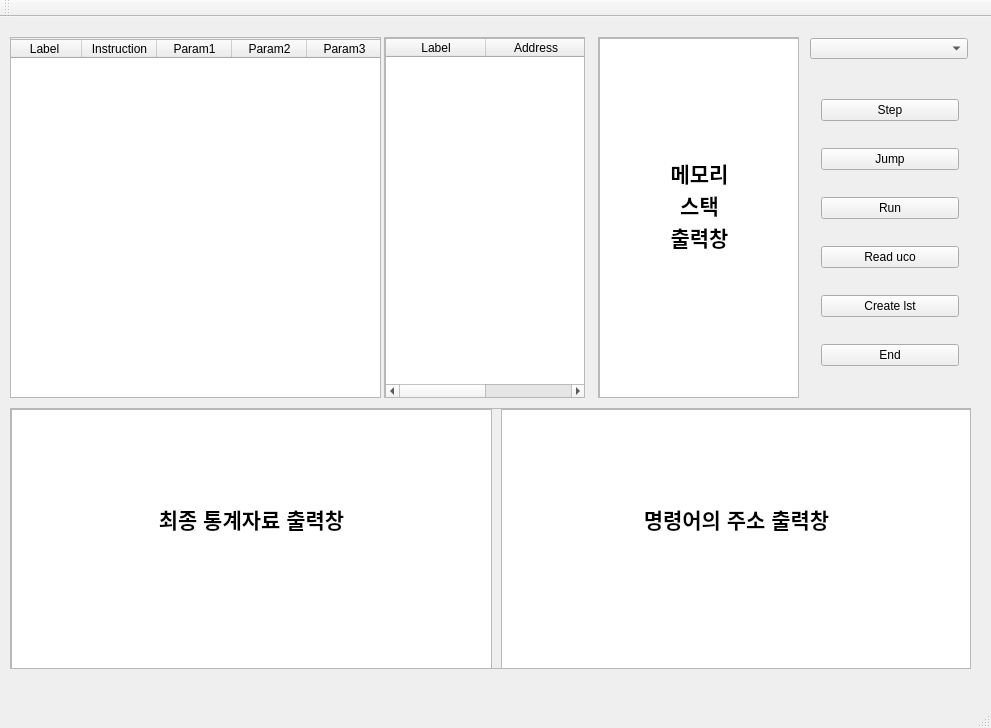
Qt form UCodeInterpreter/UCodeInterpreter.ui (joohyeson/UCodeInterpreter) before a commit.
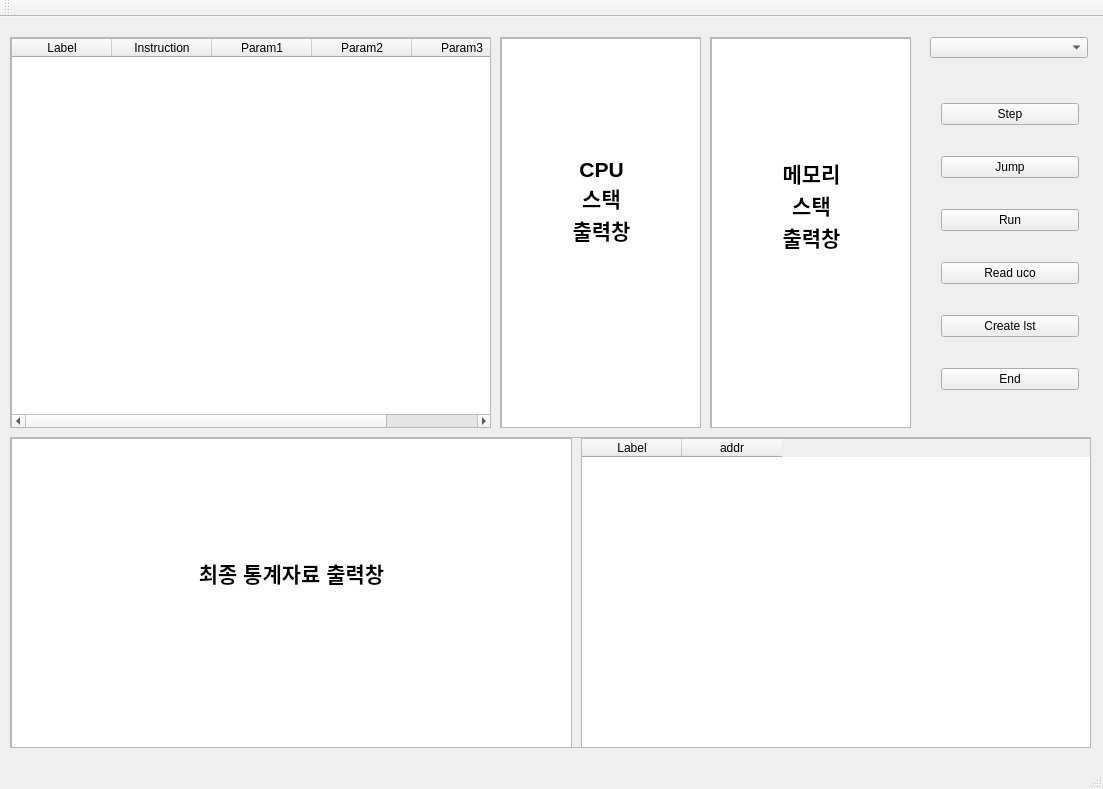
The same form after that commit.

Commit message: #Commit04 ui 부분 수정 - Label과 Addr 출력 부분을 CPU 스택 출력에서 명령어 주소 출력 부분으로 옮김 각 tableWidget의 table에 대한 크기 조정

Diff of the .ui file:
```diff
--- a/UCodeInterpreter/UCodeInterpreter.ui
+++ b/UCodeInterpreter/UCodeInterpreter.ui
@@ -6,8 +6,8 @@
    <rect>
     <x>0</x>
     <y>0</y>
-    <width>991</width>
-    <height>728</height>
+    <width>1103</width>
+    <height>789</height>
    </rect>
   </property>
   <property name="windowTitle">
@@ -18,9 +18,9 @@
     <property name="geometry">
      <rect>
       <x>10</x>
-      <y>391</y>
-      <width>961</width>
-      <height>261</height>
+      <y>420</y>
+      <width>1081</width>
+      <height>311</height>
      </rect>
     </property>
     <property name="widgetResizable">
@@ -31,8 +31,8 @@
       <rect>
        <x>0</x>
        <y>0</y>
-       <width>959</width>
-       <height>259</height>
+       <width>1079</width>
+       <height>309</height>
       </rect>
      </property>
      <widget class="QTextEdit" name="textEdit_4">
@@ -40,42 +40,48 @@
        <rect>
         <x>0</x>
         <y>0</y>
-        <width>481</width>
-        <height>261</height>
+        <width>561</width>
+        <height>311</height>
        </rect>
       </property>
       <property name="html">
        <string>&lt;!DOCTYPE HTML PUBLIC &quot;-//W3C//DTD HTML 4.0//EN&quot; &quot;http://www.w3.org/TR/REC-html40/strict.dtd&quot;&gt;
 &lt;html&gt;&lt;head&gt;&lt;meta name=&quot;qrichtext&quot; content=&quot;1&quot; /&gt;&lt;style type=&quot;text/css&quot;&gt;
 p, li { white-space: pre-wrap; }
-&lt;/style&gt;&lt;/head&gt;&lt;body style=&quot; font-family:'Gulim'; font-size:6pt; font-weight:400; font-style:normal;&quot;&gt;
-&lt;p align=&quot;center&quot; style=&quot;-qt-paragraph-type:empty; margin-top:0px; margin-bottom:0px; margin-left:0px; margin-right:0px; -qt-block-indent:0; text-indent:0px; font-size:9pt;&quot;&gt;&lt;br /&gt;&lt;/p&gt;
+&lt;/style&gt;&lt;/head&gt;&lt;body style=&quot; font-family:'Gulim'; font-size:9pt; font-weight:400; font-style:normal;&quot;&gt;
+&lt;p align=&quot;center&quot; style=&quot;-qt-paragraph-type:empty; margin-top:0px; margin-bottom:0px; margin-left:0px; margin-right:0px; -qt-block-indent:0; text-indent:0px;&quot;&gt;&lt;br /&gt;&lt;/p&gt;
+&lt;p align=&quot;center&quot; style=&quot;-qt-paragraph-type:empty; margin-top:0px; margin-bottom:0px; margin-left:0px; margin-right:0px; -qt-block-indent:0; text-indent:0px; font-size:16pt; font-weight:600;&quot;&gt;&lt;br /&gt;&lt;/p&gt;
 &lt;p align=&quot;center&quot; style=&quot;-qt-paragraph-type:empty; margin-top:0px; margin-bottom:0px; margin-left:0px; margin-right:0px; -qt-block-indent:0; text-indent:0px; font-size:16pt; font-weight:600;&quot;&gt;&lt;br /&gt;&lt;/p&gt;
 &lt;p align=&quot;center&quot; style=&quot;-qt-paragraph-type:empty; margin-top:0px; margin-bottom:0px; margin-left:0px; margin-right:0px; -qt-block-indent:0; text-indent:0px; font-size:16pt; font-weight:600;&quot;&gt;&lt;br /&gt;&lt;/p&gt;
 &lt;p align=&quot;center&quot; style=&quot;-qt-paragraph-type:empty; margin-top:0px; margin-bottom:0px; margin-left:0px; margin-right:0px; -qt-block-indent:0; text-indent:0px; font-size:16pt; font-weight:600;&quot;&gt;&lt;br /&gt;&lt;/p&gt;
 &lt;p align=&quot;center&quot; style=&quot; margin-top:0px; margin-bottom:0px; margin-left:0px; margin-right:0px; -qt-block-indent:0; text-indent:0px;&quot;&gt;&lt;span style=&quot; font-size:16pt; font-weight:600;&quot;&gt;최종 통계자료 출력창&lt;/span&gt;&lt;/p&gt;&lt;/body&gt;&lt;/html&gt;</string>
       </property>
      </widget>
-     <widget class="QTextEdit" name="textEdit_5">
+     <widget class="QTableWidget" name="tableWidget_2">
       <property name="geometry">
        <rect>
-        <x>490</x>
+        <x>570</x>
         <y>0</y>
-        <width>471</width>
-        <height>261</height>
+        <width>511</width>
+        <height>311</height>
        </rect>
       </property>
-      <property name="html">
-       <string>&lt;!DOCTYPE HTML PUBLIC &quot;-//W3C//DTD HTML 4.0//EN&quot; &quot;http://www.w3.org/TR/REC-html40/strict.dtd&quot;&gt;
-&lt;html&gt;&lt;head&gt;&lt;meta name=&quot;qrichtext&quot; content=&quot;1&quot; /&gt;&lt;style type=&quot;text/css&quot;&gt;
-p, li { white-space: pre-wrap; }
-&lt;/style&gt;&lt;/head&gt;&lt;body style=&quot; font-family:'Gulim'; font-size:6pt; font-weight:400; font-style:normal;&quot;&gt;
-&lt;p align=&quot;center&quot; style=&quot;-qt-paragraph-type:empty; margin-top:0px; margin-bottom:0px; margin-left:0px; margin-right:0px; -qt-block-indent:0; text-indent:0px; font-size:9pt;&quot;&gt;&lt;br /&gt;&lt;/p&gt;
-&lt;p align=&quot;center&quot; style=&quot;-qt-paragraph-type:empty; margin-top:0px; margin-bottom:0px; margin-left:0px; margin-right:0px; -qt-block-indent:0; text-indent:0px; font-size:16pt;&quot;&gt;&lt;br /&gt;&lt;/p&gt;
-&lt;p align=&quot;center&quot; style=&quot;-qt-paragraph-type:empty; margin-top:0px; margin-bottom:0px; margin-left:0px; margin-right:0px; -qt-block-indent:0; text-indent:0px; font-size:16pt;&quot;&gt;&lt;br /&gt;&lt;/p&gt;
-&lt;p align=&quot;center&quot; style=&quot;-qt-paragraph-type:empty; margin-top:0px; margin-bottom:0px; margin-left:0px; margin-right:0px; -qt-block-indent:0; text-indent:0px; font-size:16pt;&quot;&gt;&lt;br /&gt;&lt;/p&gt;
-&lt;p align=&quot;center&quot; style=&quot; margin-top:0px; margin-bottom:0px; margin-left:0px; margin-right:0px; -qt-block-indent:0; text-indent:0px;&quot;&gt;&lt;span style=&quot; font-size:16pt; font-weight:600;&quot;&gt;명령어의 주소 출력창&lt;/span&gt;&lt;/p&gt;&lt;/body&gt;&lt;/html&gt;</string>
+      <property name="sizeAdjustPolicy">
+       <enum>QAbstractScrollArea::AdjustToContents</enum>
       </property>
+      <attribute name="horizontalHeaderCascadingSectionResizes">
+       <bool>true</bool>
+      </attribute>
+      <column>
+       <property name="text">
+        <string>Label</string>
+       </property>
+      </column>
+      <column>
+       <property name="text">
+        <string>addr</string>
+       </property>
+      </column>
      </widget>
     </widget>
    </widget>
@@ -84,8 +90,8 @@
      <rect>
       <x>10</x>
       <y>20</y>
-      <width>371</width>
-      <height>361</height>
+      <width>481</width>
+      <height>391</height>
      </rect>
     </property>
     <property name="widgetResizable">
@@ -96,77 +102,28 @@
       <rect>
        <x>0</x>
        <y>0</y>
-       <width>369</width>
-       <height>359</height>
+       <width>479</width>
+       <height>389</height>
       </rect>
      </property>
      <widget class="QTableWidget" name="tableWidget">
       <property name="geometry">
        <rect>
-        <x>-5</x>
-        <y>1</y>
-        <width>381</width>
-        <height>361</height>
+        <x>0</x>
+        <y>0</y>
+        <width>481</width>
+        <height>391</height>
        </rect>
       </property>
-      <property name="sizePolicy">
-       <sizepolicy hsizetype="Maximum" vsizetype="Maximum">
-        <horstretch>0</horstretch>
-        <verstretch>0</verstretch>
-       </sizepolicy>
-      </property>
-      <property name="maximumSize">
-       <size>
-        <width>381</width>
-        <height>16777215</height>
-       </size>
-      </property>
-      <property name="horizontalScrollBarPolicy">
-       <enum>Qt::ScrollBarAlwaysOff</enum>
-      </property>
-      <property name="sizeAdjustPolicy">
-       <enum>QAbstractScrollArea::AdjustToContents</enum>
-      </property>
-      <property name="autoScroll">
-       <bool>true</bool>
-      </property>
-      <property name="verticalScrollMode">
-       <enum>QAbstractItemView::ScrollPerItem</enum>
-      </property>
-      <property name="horizontalScrollMode">
-       <enum>QAbstractItemView::ScrollPerItem</enum>
-      </property>
-      <attribute name="horizontalHeaderVisible">
-       <bool>true</bool>
-      </attribute>
-      <attribute name="horizontalHeaderCascadingSectionResizes">
-       <bool>false</bool>
-      </attribute>
-      <attribute name="horizontalHeaderMinimumSectionSize">
-       <number>10</number>
-      </attribute>
-      <attribute name="horizontalHeaderDefaultSectionSize">
-       <number>75</number>
-      </attribute>
-      <attribute name="horizontalHeaderHighlightSections">
-       <bool>true</bool>
-      </attribute>
-      <attribute name="horizontalHeaderShowSortIndicator" stdset="0">
-       <bool>false</bool>
-      </attribute>
-      <attribute name="horizontalHeaderStretchLastSection">
-       <bool>false</bool>
-      </attribute>
-      <attribute name="verticalHeaderVisible">
-       <bool>false</bool>
-      </attribute>
-      <attribute name="verticalHeaderStretchLastSection">
-       <bool>false</bool>
-      </attribute>
       <column>
        <property name="text">
         <string>Label</string>
        </property>
+       <property name="font">
+        <font>
+         <stylestrategy>PreferDefault</stylestrategy>
+        </font>
+       </property>
       </column>
       <column>
        <property name="text">
@@ -194,10 +151,10 @@
    <widget class="QScrollArea" name="scrollArea_3">
     <property name="geometry">
      <rect>
-      <x>598</x>
+      <x>710</x>
       <y>20</y>
       <width>201</width>
-      <height>361</height>
+      <height>391</height>
      </rect>
     </property>
     <property name="widgetResizable">
@@ -209,7 +166,7 @@
        <x>0</x>
        <y>0</y>
        <width>199</width>
-       <height>359</height>
+       <height>389</height>
       </rect>
      </property>
      <widget class="QTextEdit" name="textEdit_3">
@@ -218,15 +175,15 @@
         <x>0</x>
         <y>0</y>
         <width>201</width>
-        <height>361</height>
+        <height>391</height>
        </rect>
       </property>
       <property name="html">
        <string>&lt;!DOCTYPE HTML PUBLIC &quot;-//W3C//DTD HTML 4.0//EN&quot; &quot;http://www.w3.org/TR/REC-html40/strict.dtd&quot;&gt;
 &lt;html&gt;&lt;head&gt;&lt;meta name=&quot;qrichtext&quot; content=&quot;1&quot; /&gt;&lt;style type=&quot;text/css&quot;&gt;
 p, li { white-space: pre-wrap; }
-&lt;/style&gt;&lt;/head&gt;&lt;body style=&quot; font-family:'Gulim'; font-size:6pt; font-weight:400; font-style:normal;&quot;&gt;
-&lt;p align=&quot;center&quot; style=&quot;-qt-paragraph-type:empty; margin-top:0px; margin-bottom:0px; margin-left:0px; margin-right:0px; -qt-block-indent:0; text-indent:0px; font-size:9pt;&quot;&gt;&lt;br /&gt;&lt;/p&gt;
+&lt;/style&gt;&lt;/head&gt;&lt;body style=&quot; font-family:'Gulim'; font-size:9pt; font-weight:400; font-style:normal;&quot;&gt;
+&lt;p align=&quot;center&quot; style=&quot;-qt-paragraph-type:empty; margin-top:0px; margin-bottom:0px; margin-left:0px; margin-right:0px; -qt-block-indent:0; text-indent:0px;&quot;&gt;&lt;br /&gt;&lt;/p&gt;
 &lt;p align=&quot;center&quot; style=&quot;-qt-paragraph-type:empty; margin-top:0px; margin-bottom:0px; margin-left:0px; margin-right:0px; -qt-block-indent:0; text-indent:0px; font-size:16pt;&quot;&gt;&lt;br /&gt;&lt;/p&gt;
 &lt;p align=&quot;center&quot; style=&quot;-qt-paragraph-type:empty; margin-top:0px; margin-bottom:0px; margin-left:0px; margin-right:0px; -qt-block-indent:0; text-indent:0px; font-size:16pt;&quot;&gt;&lt;br /&gt;&lt;/p&gt;
 &lt;p align=&quot;center&quot; style=&quot;-qt-paragraph-type:empty; margin-top:0px; margin-bottom:0px; margin-left:0px; margin-right:0px; -qt-block-indent:0; text-indent:0px; font-size:16pt;&quot;&gt;&lt;br /&gt;&lt;/p&gt;
@@ -241,10 +198,10 @@
    <widget class="QWidget" name="verticalLayoutWidget">
     <property name="geometry">
      <rect>
-      <x>810</x>
+      <x>930</x>
       <y>50</y>
       <width>160</width>
-      <height>331</height>
+      <height>361</height>
      </rect>
     </property>
     <layout class="QVBoxLayout" name="verticalLayout">
@@ -295,10 +252,10 @@
    <widget class="QScrollArea" name="scrollArea_2">
     <property name="geometry">
      <rect>
-      <x>384</x>
+      <x>500</x>
       <y>20</y>
       <width>201</width>
-      <height>361</height>
+      <height>391</height>
      </rect>
     </property>
     <property name="widgetResizable">
@@ -310,42 +267,40 @@
        <x>0</x>
        <y>0</y>
        <width>199</width>
-       <height>359</height>
+       <height>389</height>
       </rect>
      </property>
-     <widget class="QTableWidget" name="tableWidget_2">
+     <widget class="QTextEdit" name="textEdit">
       <property name="geometry">
        <rect>
         <x>0</x>
         <y>0</y>
         <width>201</width>
-        <height>361</height>
+        <height>391</height>
        </rect>
       </property>
-      <property name="sizeAdjustPolicy">
-       <enum>QAbstractScrollArea::AdjustToContents</enum>
+      <property name="html">
+       <string>&lt;!DOCTYPE HTML PUBLIC &quot;-//W3C//DTD HTML 4.0//EN&quot; &quot;http://www.w3.org/TR/REC-html40/strict.dtd&quot;&gt;
+&lt;html&gt;&lt;head&gt;&lt;meta name=&quot;qrichtext&quot; content=&quot;1&quot; /&gt;&lt;style type=&quot;text/css&quot;&gt;
+p, li { white-space: pre-wrap; }
+&lt;/style&gt;&lt;/head&gt;&lt;body style=&quot; font-family:'Gulim'; font-size:9pt; font-weight:400; font-style:normal;&quot;&gt;
+&lt;p align=&quot;center&quot; style=&quot;-qt-paragraph-type:empty; margin-top:0px; margin-bottom:0px; margin-left:0px; margin-right:0px; -qt-block-indent:0; text-indent:0px;&quot;&gt;&lt;br /&gt;&lt;/p&gt;
+&lt;p align=&quot;center&quot; style=&quot;-qt-paragraph-type:empty; margin-top:0px; margin-bottom:0px; margin-left:0px; margin-right:0px; -qt-block-indent:0; text-indent:0px; font-size:16pt; font-weight:600;&quot;&gt;&lt;br /&gt;&lt;/p&gt;
+&lt;p align=&quot;center&quot; style=&quot;-qt-paragraph-type:empty; margin-top:0px; margin-bottom:0px; margin-left:0px; margin-right:0px; -qt-block-indent:0; text-indent:0px; font-size:16pt; font-weight:600;&quot;&gt;&lt;br /&gt;&lt;/p&gt;
+&lt;p align=&quot;center&quot; style=&quot;-qt-paragraph-type:empty; margin-top:0px; margin-bottom:0px; margin-left:0px; margin-right:0px; -qt-block-indent:0; text-indent:0px; font-size:16pt; font-weight:600;&quot;&gt;&lt;br /&gt;&lt;/p&gt;
+&lt;p align=&quot;center&quot; style=&quot;-qt-paragraph-type:empty; margin-top:0px; margin-bottom:0px; margin-left:0px; margin-right:0px; -qt-block-indent:0; text-indent:0px; font-size:16pt; font-weight:600;&quot;&gt;&lt;br /&gt;&lt;/p&gt;
+&lt;p align=&quot;center&quot; style=&quot; margin-top:0px; margin-bottom:0px; margin-left:0px; margin-right:0px; -qt-block-indent:0; text-indent:0px;&quot;&gt;&lt;span style=&quot; font-size:16pt; font-weight:600;&quot;&gt;CPU&lt;/span&gt;&lt;/p&gt;
+&lt;p align=&quot;center&quot; style=&quot; margin-top:0px; margin-bottom:0px; margin-left:0px; margin-right:0px; -qt-block-indent:0; text-indent:0px;&quot;&gt;&lt;span style=&quot; font-size:16pt; font-weight:600;&quot;&gt;스택&lt;/span&gt;&lt;/p&gt;
+&lt;p align=&quot;center&quot; style=&quot; margin-top:0px; margin-bottom:0px; margin-left:0px; margin-right:0px; -qt-block-indent:0; text-indent:0px;&quot;&gt;&lt;span style=&quot; font-size:16pt; font-weight:600;&quot;&gt;출력창&lt;/span&gt;&lt;/p&gt;&lt;/body&gt;&lt;/html&gt;</string>
       </property>
-      <attribute name="horizontalHeaderStretchLastSection">
-       <bool>true</bool>
-      </attribute>
-      <column>
-       <property name="text">
-        <string>Label</string>
-       </property>
-      </column>
-      <column>
-       <property name="text">
-        <string>Address</string>
-       </property>
-      </column>
      </widget>
     </widget>
    </widget>
    <widget class="QComboBox" name="comboBox">
     <property name="geometry">
      <rect>
-      <x>810</x>
-      <y>21</y>
+      <x>930</x>
+      <y>20</y>
       <width>158</width>
       <height>21</height>
      </rect>
```
Left out of the diff: 4 changed lines with no effect on the pictures. The commit also changes 1 other file.
